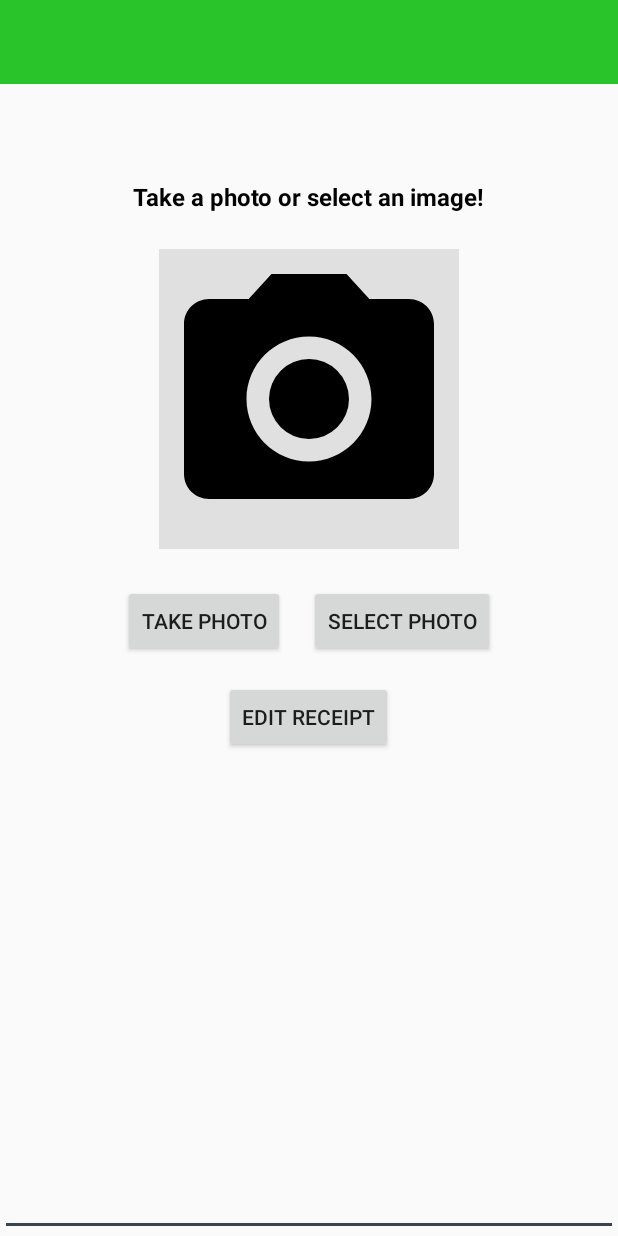
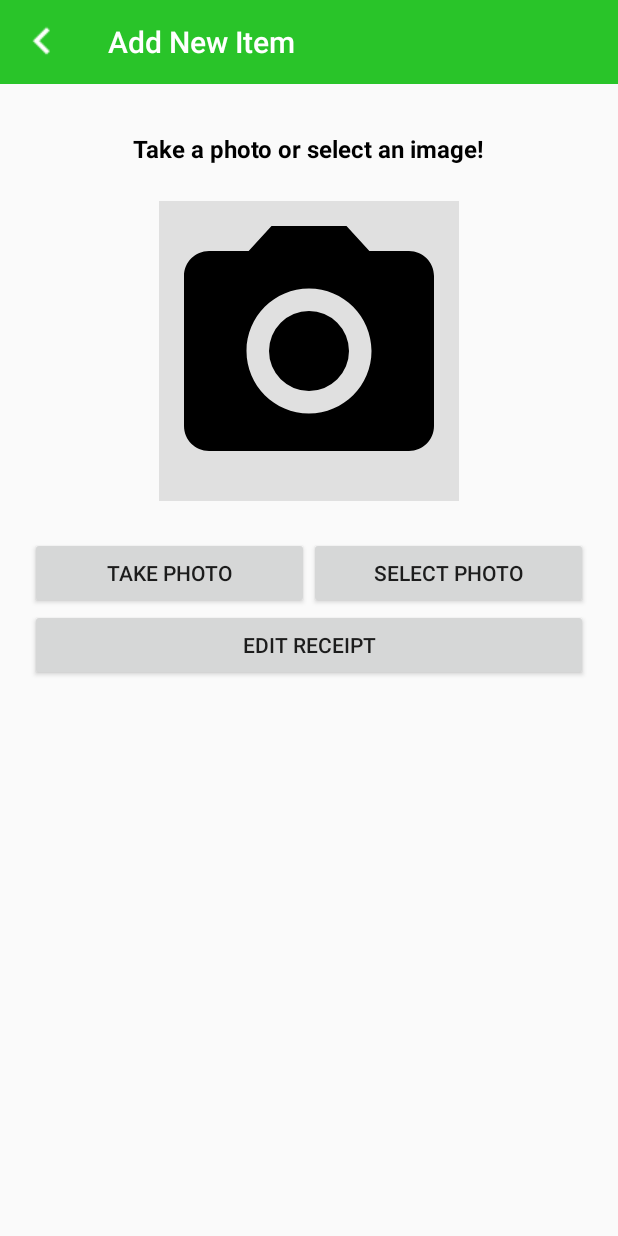
Before and after one commit to SPKB24/MobileAppDev-FinalProject, an Android app: the AddItemActivity screen opened directly, with no data from a screen before it, on a phone screen of 412 x 824 dp. Run offline under Robolectric (Android 15) with nearby library versions, the phone set to English and light mode, and no system bars; libraries missing offline, so code that uses them is left out: com.microsoft.projectoxford, com.mikepenz.fontawesome_typeface_library, com.mikepenz.materialdrawer, org.apache.commons; 1 statement that could not run was skipped.

Commit message:
Add progress spinner and cleanup some stuff

```diff
--- a/app/OnYourMark/app/src/main/java/com/example/mikezurawski/onyourmark/views/AddItemActivity.java
+++ b/app/OnYourMark/app/src/main/java/com/example/mikezurawski/onyourmark/views/AddItemActivity.java
@@ -15,7 +15,9 @@ import android.view.View;
 import android.widget.Button;
 import android.widget.EditText;
 import android.widget.ImageView;
+import android.widget.ProgressBar;
 import android.widget.TextView;
+import android.widget.Toast;
 
 import com.example.mikezurawski.onyourmark.R;
 import com.google.gson.Gson;
@@ -40,12 +42,13 @@ import static org.apache.commons.lang.StringUtils.isNumeric;
 public class AddItemActivity extends AppCompatActivity {
 
     private Button takePhotoButton;
-    private Button selectFromAlbumButtom;
+    private Button selectFromAlbumBottom;
     private Button jumpToEditReceipt;
+
+    private ProgressBar progressBar;
 
     private Uri imagUrl;
     private Bitmap bitmap;
-    private EditText editText;
     private VisionServiceClient client;
     private int retryCountThreshold = 30;
     private final static String MY_TAG = "myapp";
@@ -67,21 +70,32 @@ public class AddItemActivity extends AppCompatActivity {
         super.onCreate(savedInstanceState);
         setContentView(R.layout.activity_add_item);
 
+        new HamburgerMenuHandler(this, R.id.toolbar_add_item, "Add New Item").init_subpage(false);
+
         if (client == null) {
             client = new VisionServiceRestClient(getString(R.string.subscription_key),
                     "https://westcentralus.api.cognitive.microsoft.com/vision/v1.0");
         }
 
-        editText = (EditText) findViewById(R.id.editTextResult);
-        editText.setText("");
+        progressBar = findViewById(R.id.progress_spinner);
 
         // Launch take photo
         takePhotoButton = findViewById(R.id.buttonTakePhoto);
-        takePhotoButton.setOnClickListener(view -> takePhoto());
+        takePhotoButton.setOnClickListener(new View.OnClickListener() {
+            @Override
+            public void onClick(View view) {
+                takePhoto();
+            }
+        });
 
         // Get photo from the gallery
-        selectFromAlbumButtom = findViewById(R.id.buttonAlbumPhoto);
-        selectFromAlbumButtom.setOnClickListener(view -> selectImageInAlbum());
+        selectFromAlbumBottom = findViewById(R.id.buttonAlbumPhoto);
+        selectFromAlbumBottom.setOnClickListener(new View.OnClickListener() {
+            @Override
+            public void onClick(View view) {
+                selectImageInAlbum();
+            }
+        });
 
         jumpToEditReceipt = findViewById(R.id.buttonEditReceipt);
         jumpToEditReceipt.setOnClickListener(new View.OnClickListener() {
@@ -146,15 +160,16 @@ public class AddItemActivity extends AppCompatActivity {
     }
 
     public void doRecognize() {
-        selectFromAlbumButtom.setEnabled(false);
+        selectFromAlbumBottom.setEnabled(false);
         takePhotoButton.setEnabled(false);
+        jumpToEditReceipt.setEnabled(false);
 
-        editText.setText("Analyzing...");
+        progressBar.setVisibility(View.VISIBLE);
 
         try {
             new doRequest(this).execute();
         } catch (Exception e) {
-            editText.setText("Error encountered. Exception is: " + e.toString());
+            Toast.makeText(this, "Something went wrong", Toast.LENGTH_SHORT).show();
         }
     }
 
@@ -209,7 +224,7 @@ public class AddItemActivity extends AppCompatActivity {
                     .getColumnIndexOrThrow(MediaStore.Images.Media.DATA);
             cursor.moveToFirst();
             String path = cursor.getString(column_index);
-            cursor.close();
+            //cursor.close(); // The app doesn't like this line
             return path;
         }
         return uri.getPath();
@@ -294,7 +309,7 @@ public class AddItemActivity extends AppCompatActivity {
             }
             // Display based on error existence
             if (e != null) {
-                recognitionActivity.get().editText.setText("Error in onPostExecute: " + e.getMessage());
+                //recognitionActivity.get().editText.setText("Error in onPostExecute: " + e.getMessage());
                 this.e = null;
             } else {
                 Gson gson = new Gson();
@@ -361,10 +376,13 @@ public class AddItemActivity extends AppCompatActivity {
                     resultBuilder.append("\n");
                 }
 
-                recognitionActivity.get().editText.setText(resultBuilder);
+                //recognitionActivity.get().editText.setText(resultBuilder);
             }
             recognitionActivity.get().takePhotoButton.setEnabled(true);
-            recognitionActivity.get().selectFromAlbumButtom.setEnabled(true);
+            recognitionActivity.get().selectFromAlbumBottom.setEnabled(true);
+            recognitionActivity.get().jumpToEditReceipt.setEnabled(true);
+
+            progressBar.setVisibility(View.GONE);
 
             // Give EditReceipt Activity the total
             Intent i = new Intent(getApplicationContext(), EditReceipt.class);
--- a/app/OnYourMark/app/src/main/res/layout/activity_add_item.xml
+++ b/app/OnYourMark/app/src/main/res/layout/activity_add_item.xml
@@ -2,21 +2,26 @@
     xmlns:app="http://schemas.android.com/apk/res-auto"
     android:layout_width="match_parent"
     android:layout_height="match_parent"
-    android:layout_gravity="center"
-    android:gravity="center"
     android:orientation="vertical">
 
     <android.support.v7.widget.Toolbar xmlns:android="http://schemas.android.com/apk/res/android"
-        android:id="@+id/toolbar_settings"
+        android:id="@+id/toolbar_add_item"
         android:layout_width="match_parent"
         android:layout_height="wrap_content"
         android:background="?android:attr/colorPrimary"
         android:minHeight="?android:attr/actionBarSize"
         app:titleTextColor="@color/colorWhite" />
 
+    <LinearLayout
+        android:layout_width="match_parent"
+        android:layout_height="match_parent"
+        android:orientation="vertical"
+        android:layout_gravity="center_horizontal"
+        android:gravity="center_horizontal">
+
         <TextView
             android:layout_width="wrap_content"
-        android:layout_marginTop="64dp"
+            android:layout_marginTop="32dp"
             android:layout_height="wrap_content"
             android:layout_marginBottom="8dp"
             android:text="@string/take_a_photo_or_select_an_image"
@@ -33,45 +38,49 @@
             android:src="@drawable/ic_menu_camera" />
 
         <LinearLayout
-        android:layout_width="wrap_content"
+            android:layout_width="match_parent"
+            android:layout_height="wrap_content"
+            android:layout_marginLeft="20dp"
+            android:layout_marginRight="20dp"
+            android:layout_marginTop="8dp"
+            android:layout_marginBottom="8dp"
+            android:orientation="vertical">
+
+            <LinearLayout
+                android:layout_width="match_parent"
                 android:layout_height="wrap_content"
                 android:orientation="horizontal">
 
                 <Button
                     android:id="@+id/buttonTakePhoto"
-            android:layout_width="wrap_content"
+                    android:layout_width="0dp"
+                    android:layout_weight="1"
                     android:layout_height="wrap_content"
-            android:layout_margin="8dp"
                     android:text="@string/take_photo" />
 
                 <Button
                     android:id="@+id/buttonAlbumPhoto"
-            android:layout_width="wrap_content"
+                    android:layout_width="0dp"
+                    android:layout_weight="1"
                     android:layout_height="wrap_content"
-            android:layout_margin="8dp"
                     android:text="@string/select_photo" />
+
             </LinearLayout>
 
             <Button
                 android:id="@+id/buttonEditReceipt"
-        android:layout_width="wrap_content"
+                android:layout_width="match_parent"
                 android:layout_height="wrap_content"
-        android:layout_margin="8dp"
                 android:text="@string/edit_receipt" />
 
-    <LinearLayout
+        </LinearLayout>
+
+        <ProgressBar
+            android:id="@+id/progress_spinner"
+            android:visibility="gone"
+            android:padding="24dp"
             android:layout_width="match_parent"
-        android:layout_height="wrap_content"
-        android:layout_gravity="right"
-        android:layout_weight="1.03"
-        android:orientation="horizontal">
-
-        <EditText
-            android:id="@+id/editTextResult"
-            android:layout_width="match_parent"
-            android:layout_height="match_parent"
-            android:layout_weight="1"
-            android:ems="10"
-            android:inputType="textMultiLine" />
+            android:layout_height="0dp"
+            android:layout_weight="2"/>
     </LinearLayout>
 </LinearLayout>
```
Lines whose indentation alone changed are shown as unchanged.
